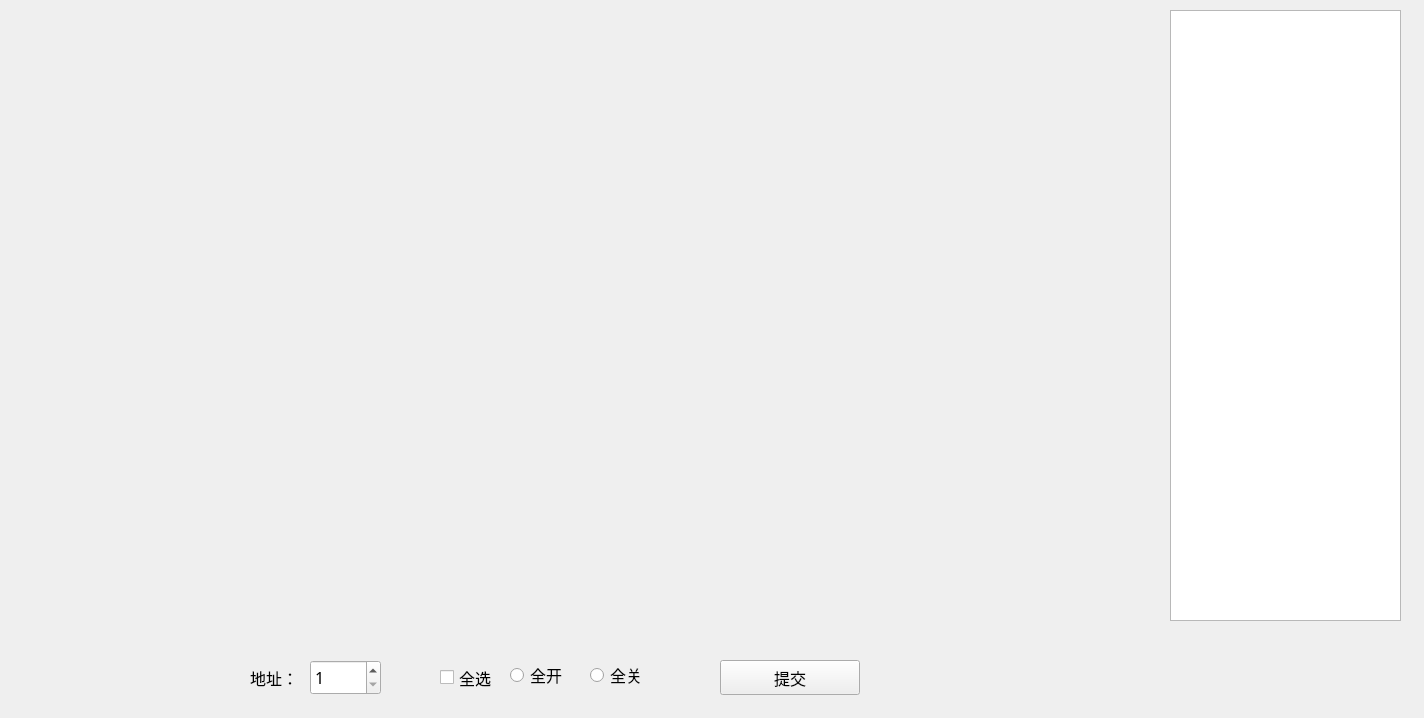
This is IDC_TestSystem/mpdu/mpdu_test/mpdu_rtu_test/sw/mpdurtutest_swwid.ui in ChinaClever/IDC_TestSystem as Qt 5 draws it before an edit. The edited form follows.
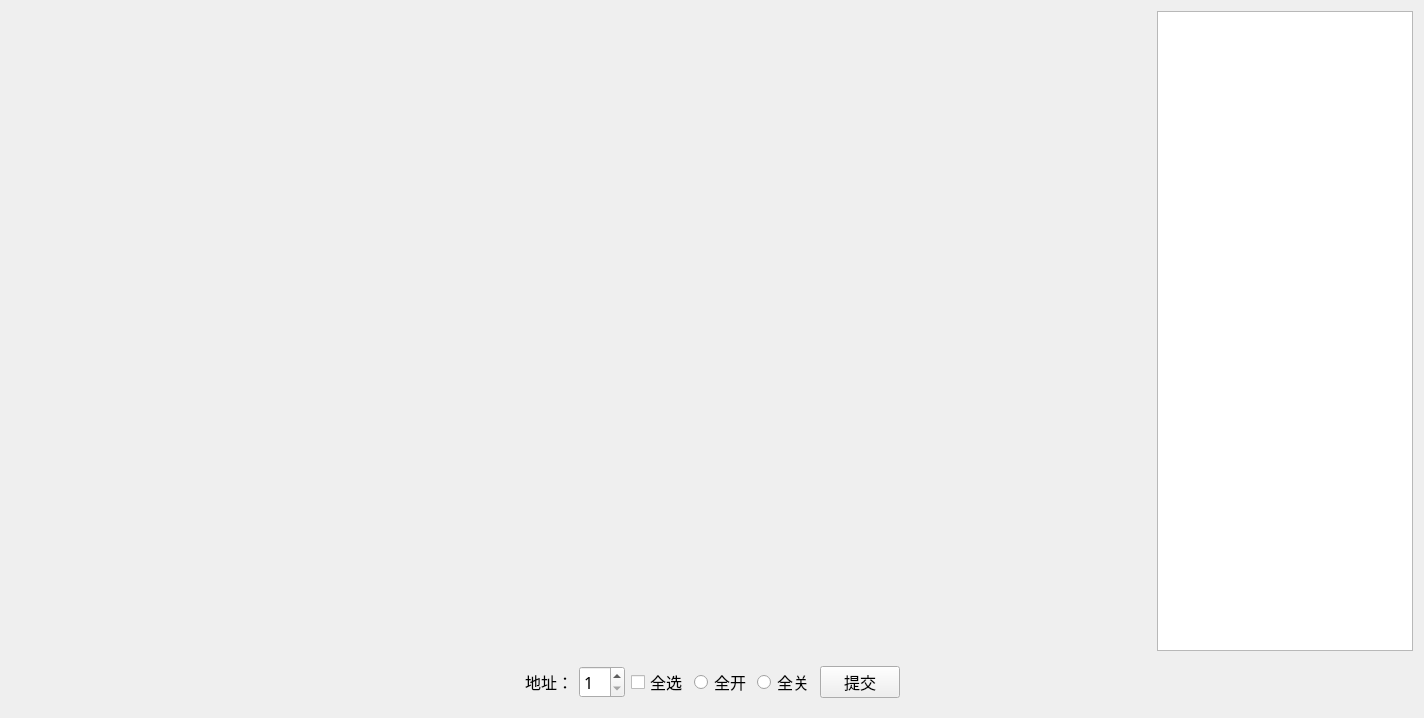
This is the edited form.

Commit message: 修改自适应界面

What changed in the file:
```diff
--- a/IDC_TestSystem/mpdu/mpdu_test/mpdu_rtu_test/sw/mpdurtutest_swwid.ui
+++ b/IDC_TestSystem/mpdu/mpdu_test/mpdu_rtu_test/sw/mpdurtutest_swwid.ui
@@ -13,448 +13,336 @@
   <property name="windowTitle">
    <string>Form</string>
   </property>
-  <widget class="QWidget" name="widget_1" native="true">
-   <property name="geometry">
-    <rect>
-     <x>10</x>
-     <y>20</y>
-     <width>230</width>
-     <height>50</height>
-    </rect>
-   </property>
-   <property name="styleSheet">
-    <string notr="true"/>
-   </property>
-  </widget>
-  <widget class="QWidget" name="widget_4" native="true">
-   <property name="geometry">
-    <rect>
-     <x>10</x>
-     <y>100</y>
-     <width>230</width>
-     <height>50</height>
-    </rect>
-   </property>
-   <property name="styleSheet">
-    <string notr="true"/>
-   </property>
-  </widget>
-  <widget class="QWidget" name="widget_9" native="true">
-   <property name="geometry">
-    <rect>
-     <x>820</x>
-     <y>180</y>
-     <width>230</width>
-     <height>50</height>
-    </rect>
-   </property>
-   <property name="styleSheet">
-    <string notr="true"/>
-   </property>
-  </widget>
-  <widget class="QWidget" name="widget_24" native="true">
-   <property name="geometry">
-    <rect>
-     <x>820</x>
-     <y>590</y>
-     <width>230</width>
-     <height>50</height>
-    </rect>
-   </property>
-   <property name="styleSheet">
-    <string notr="true"/>
-   </property>
-  </widget>
-  <widget class="QWidget" name="widget_16" native="true">
-   <property name="geometry">
-    <rect>
-     <x>10</x>
-     <y>420</y>
-     <width>230</width>
-     <height>50</height>
-    </rect>
-   </property>
-   <property name="styleSheet">
-    <string notr="true"/>
-   </property>
-  </widget>
-  <widget class="QPushButton" name="pushButton">
-   <property name="geometry">
-    <rect>
-     <x>720</x>
-     <y>660</y>
-     <width>140</width>
-     <height>35</height>
-    </rect>
-   </property>
-   <property name="font">
-    <font>
-     <family>微软雅黑</family>
-     <pointsize>12</pointsize>
-    </font>
-   </property>
-   <property name="text">
-    <string>提交</string>
-   </property>
-  </widget>
-  <widget class="QWidget" name="widget_23" native="true">
-   <property name="geometry">
-    <rect>
-     <x>420</x>
-     <y>590</y>
-     <width>230</width>
-     <height>50</height>
-    </rect>
-   </property>
-   <property name="styleSheet">
-    <string notr="true"/>
-   </property>
-  </widget>
-  <widget class="QWidget" name="widget_2" native="true">
-   <property name="geometry">
-    <rect>
-     <x>420</x>
-     <y>20</y>
-     <width>230</width>
-     <height>50</height>
-    </rect>
-   </property>
-   <property name="styleSheet">
-    <string notr="true"/>
-   </property>
-  </widget>
-  <widget class="QWidget" name="widget_6" native="true">
-   <property name="geometry">
-    <rect>
-     <x>820</x>
-     <y>100</y>
-     <width>230</width>
-     <height>50</height>
-    </rect>
-   </property>
-   <property name="styleSheet">
-    <string notr="true"/>
-   </property>
-  </widget>
-  <widget class="QWidget" name="widget_12" native="true">
-   <property name="geometry">
-    <rect>
-     <x>820</x>
-     <y>260</y>
-     <width>230</width>
-     <height>50</height>
-    </rect>
-   </property>
-   <property name="styleSheet">
-    <string notr="true"/>
-   </property>
-  </widget>
-  <widget class="QRadioButton" name="closeRadio">
-   <property name="geometry">
-    <rect>
-     <x>590</x>
-     <y>660</y>
-     <width>71</width>
-     <height>30</height>
-    </rect>
-   </property>
-   <property name="font">
-    <font>
-     <family>微软雅黑</family>
-     <pointsize>12</pointsize>
-    </font>
-   </property>
-   <property name="text">
-    <string>全关</string>
-   </property>
-  </widget>
-  <widget class="QWidget" name="widget_3" native="true">
-   <property name="geometry">
-    <rect>
-     <x>820</x>
-     <y>20</y>
-     <width>230</width>
-     <height>50</height>
-    </rect>
-   </property>
-   <property name="styleSheet">
-    <string notr="true"/>
-   </property>
-  </widget>
-  <widget class="QWidget" name="widget_10" native="true">
-   <property name="geometry">
-    <rect>
-     <x>10</x>
-     <y>260</y>
-     <width>230</width>
-     <height>50</height>
-    </rect>
-   </property>
-   <property name="styleSheet">
-    <string notr="true"/>
-   </property>
-  </widget>
-  <widget class="QWidget" name="widget_17" native="true">
-   <property name="geometry">
-    <rect>
-     <x>420</x>
-     <y>420</y>
-     <width>230</width>
-     <height>50</height>
-    </rect>
-   </property>
-   <property name="styleSheet">
-    <string notr="true"/>
-   </property>
-  </widget>
-  <widget class="QRadioButton" name="openRadio">
-   <property name="geometry">
-    <rect>
-     <x>510</x>
-     <y>660</y>
-     <width>61</width>
-     <height>30</height>
-    </rect>
-   </property>
-   <property name="font">
-    <font>
-     <family>微软雅黑</family>
-     <pointsize>12</pointsize>
-    </font>
-   </property>
-   <property name="text">
-    <string>全开</string>
-   </property>
-  </widget>
-  <widget class="QWidget" name="widget_18" native="true">
-   <property name="geometry">
-    <rect>
-     <x>820</x>
-     <y>420</y>
-     <width>230</width>
-     <height>50</height>
-    </rect>
-   </property>
-   <property name="styleSheet">
-    <string notr="true"/>
-   </property>
-  </widget>
-  <widget class="QWidget" name="widget_13" native="true">
-   <property name="geometry">
-    <rect>
-     <x>10</x>
-     <y>340</y>
-     <width>230</width>
-     <height>50</height>
-    </rect>
-   </property>
-   <property name="styleSheet">
-    <string notr="true"/>
-   </property>
-  </widget>
-  <widget class="QSpinBox" name="spinBox">
-   <property name="geometry">
-    <rect>
-     <x>310</x>
-     <y>660</y>
-     <width>71</width>
-     <height>35</height>
-    </rect>
-   </property>
-   <property name="font">
-    <font>
-     <family>微软雅黑</family>
-     <pointsize>12</pointsize>
-    </font>
-   </property>
-   <property name="minimum">
-    <number>1</number>
-   </property>
-  </widget>
-  <widget class="QWidget" name="widget_19" native="true">
-   <property name="geometry">
-    <rect>
-     <x>10</x>
-     <y>500</y>
-     <width>230</width>
-     <height>50</height>
-    </rect>
-   </property>
-   <property name="styleSheet">
-    <string notr="true"/>
-   </property>
-  </widget>
-  <widget class="QWidget" name="widget_5" native="true">
-   <property name="geometry">
-    <rect>
-     <x>420</x>
-     <y>100</y>
-     <width>230</width>
-     <height>50</height>
-    </rect>
-   </property>
-   <property name="styleSheet">
-    <string notr="true"/>
-   </property>
-  </widget>
-  <widget class="QCheckBox" name="checkBox">
-   <property name="geometry">
-    <rect>
-     <x>440</x>
-     <y>660</y>
-     <width>71</width>
-     <height>35</height>
-    </rect>
-   </property>
-   <property name="font">
-    <font>
-     <family>微软雅黑</family>
-     <pointsize>12</pointsize>
-    </font>
-   </property>
-   <property name="text">
-    <string>全选</string>
-   </property>
-  </widget>
-  <widget class="QWidget" name="widget_8" native="true">
-   <property name="geometry">
-    <rect>
-     <x>420</x>
-     <y>180</y>
-     <width>230</width>
-     <height>50</height>
-    </rect>
-   </property>
-   <property name="styleSheet">
-    <string notr="true"/>
-   </property>
-  </widget>
-  <widget class="QWidget" name="widget_11" native="true">
-   <property name="geometry">
-    <rect>
-     <x>420</x>
-     <y>260</y>
-     <width>230</width>
-     <height>50</height>
-    </rect>
-   </property>
-   <property name="styleSheet">
-    <string notr="true"/>
-   </property>
-  </widget>
-  <widget class="QWidget" name="widget_21" native="true">
-   <property name="geometry">
-    <rect>
-     <x>820</x>
-     <y>500</y>
-     <width>230</width>
-     <height>50</height>
-    </rect>
-   </property>
-   <property name="styleSheet">
-    <string notr="true"/>
-   </property>
-  </widget>
-  <widget class="QLabel" name="label">
-   <property name="geometry">
-    <rect>
-     <x>250</x>
-     <y>660</y>
-     <width>54</width>
-     <height>35</height>
-    </rect>
-   </property>
-   <property name="font">
-    <font>
-     <family>微软雅黑</family>
-     <pointsize>12</pointsize>
-    </font>
-   </property>
-   <property name="text">
-    <string>地址：</string>
-   </property>
-  </widget>
-  <widget class="QWidget" name="widget_22" native="true">
-   <property name="geometry">
-    <rect>
-     <x>10</x>
-     <y>590</y>
-     <width>230</width>
-     <height>50</height>
-    </rect>
-   </property>
-   <property name="styleSheet">
-    <string notr="true"/>
-   </property>
-  </widget>
-  <widget class="QWidget" name="widget_14" native="true">
-   <property name="geometry">
-    <rect>
-     <x>420</x>
-     <y>340</y>
-     <width>230</width>
-     <height>50</height>
-    </rect>
-   </property>
-   <property name="styleSheet">
-    <string notr="true"/>
-   </property>
-  </widget>
-  <widget class="QWidget" name="widget_7" native="true">
-   <property name="geometry">
-    <rect>
-     <x>10</x>
-     <y>180</y>
-     <width>230</width>
-     <height>50</height>
-    </rect>
-   </property>
-   <property name="styleSheet">
-    <string notr="true"/>
-   </property>
-  </widget>
-  <widget class="QWidget" name="widget_15" native="true">
-   <property name="geometry">
-    <rect>
-     <x>820</x>
-     <y>340</y>
-     <width>230</width>
-     <height>50</height>
-    </rect>
-   </property>
-   <property name="styleSheet">
-    <string notr="true"/>
-   </property>
-  </widget>
-  <widget class="QTextEdit" name="textEdit">
-   <property name="geometry">
-    <rect>
-     <x>1170</x>
-     <y>10</y>
-     <width>231</width>
-     <height>611</height>
-    </rect>
-   </property>
-   <property name="font">
-    <font>
-     <family>微软雅黑</family>
-     <pointsize>12</pointsize>
-    </font>
-   </property>
-  </widget>
-  <widget class="QWidget" name="widget_20" native="true">
-   <property name="geometry">
-    <rect>
-     <x>420</x>
-     <y>500</y>
-     <width>230</width>
-     <height>50</height>
-    </rect>
-   </property>
-   <property name="styleSheet">
-    <string notr="true"/>
-   </property>
-  </widget>
+  <layout class="QVBoxLayout" name="verticalLayout">
+   <item>
+    <layout class="QHBoxLayout" name="horizontalLayout">
+     <item>
+      <widget class="QWidget" name="widget" native="true">
+       <property name="sizePolicy">
+        <sizepolicy hsizetype="Preferred" vsizetype="Preferred">
+         <horstretch>200</horstretch>
+         <verstretch>0</verstretch>
+        </sizepolicy>
+       </property>
+       <property name="minimumSize">
+        <size>
+         <width>800</width>
+         <height>400</height>
+        </size>
+       </property>
+       <layout class="QGridLayout" name="gridLayout">
+        <item row="5" column="1">
+         <widget class="QWidget" name="widget_17" native="true">
+          <property name="styleSheet">
+           <string notr="true"/>
+          </property>
+         </widget>
+        </item>
+        <item row="5" column="2">
+         <widget class="QWidget" name="widget_18" native="true">
+          <property name="styleSheet">
+           <string notr="true"/>
+          </property>
+         </widget>
+        </item>
+        <item row="3" column="2">
+         <widget class="QWidget" name="widget_12" native="true">
+          <property name="styleSheet">
+           <string notr="true"/>
+          </property>
+         </widget>
+        </item>
+        <item row="3" column="1">
+         <widget class="QWidget" name="widget_11" native="true">
+          <property name="styleSheet">
+           <string notr="true"/>
+          </property>
+         </widget>
+        </item>
+        <item row="4" column="1">
+         <widget class="QWidget" name="widget_14" native="true">
+          <property name="styleSheet">
+           <string notr="true"/>
+          </property>
+         </widget>
+        </item>
+        <item row="4" column="0">
+         <widget class="QWidget" name="widget_13" native="true">
+          <property name="styleSheet">
+           <string notr="true"/>
+          </property>
+         </widget>
+        </item>
+        <item row="4" column="2">
+         <widget class="QWidget" name="widget_15" native="true">
+          <property name="styleSheet">
+           <string notr="true"/>
+          </property>
+         </widget>
+        </item>
+        <item row="8" column="2">
+         <widget class="QWidget" name="widget_24" native="true">
+          <property name="styleSheet">
+           <string notr="true"/>
+          </property>
+         </widget>
+        </item>
+        <item row="3" column="0">
+         <widget class="QWidget" name="widget_10" native="true">
+          <property name="styleSheet">
+           <string notr="true"/>
+          </property>
+         </widget>
+        </item>
+        <item row="2" column="2">
+         <widget class="QWidget" name="widget_9" native="true">
+          <property name="styleSheet">
+           <string notr="true"/>
+          </property>
+         </widget>
+        </item>
+        <item row="2" column="1">
+         <widget class="QWidget" name="widget_8" native="true">
+          <property name="styleSheet">
+           <string notr="true"/>
+          </property>
+         </widget>
+        </item>
+        <item row="1" column="0">
+         <widget class="QWidget" name="widget_4" native="true">
+          <property name="styleSheet">
+           <string notr="true"/>
+          </property>
+         </widget>
+        </item>
+        <item row="0" column="0">
+         <widget class="QWidget" name="widget_1" native="true">
+          <property name="styleSheet">
+           <string notr="true"/>
+          </property>
+         </widget>
+        </item>
+        <item row="1" column="2">
+         <widget class="QWidget" name="widget_6" native="true">
+          <property name="styleSheet">
+           <string notr="true"/>
+          </property>
+         </widget>
+        </item>
+        <item row="0" column="1">
+         <widget class="QWidget" name="widget_2" native="true">
+          <property name="styleSheet">
+           <string notr="true"/>
+          </property>
+         </widget>
+        </item>
+        <item row="2" column="0">
+         <widget class="QWidget" name="widget_7" native="true">
+          <property name="styleSheet">
+           <string notr="true"/>
+          </property>
+         </widget>
+        </item>
+        <item row="1" column="1">
+         <widget class="QWidget" name="widget_5" native="true">
+          <property name="styleSheet">
+           <string notr="true"/>
+          </property>
+         </widget>
+        </item>
+        <item row="0" column="2">
+         <widget class="QWidget" name="widget_3" native="true">
+          <property name="styleSheet">
+           <string notr="true"/>
+          </property>
+         </widget>
+        </item>
+        <item row="6" column="2">
+         <widget class="QWidget" name="widget_21" native="true">
+          <property name="styleSheet">
+           <string notr="true"/>
+          </property>
+         </widget>
+        </item>
+        <item row="5" column="0">
+         <widget class="QWidget" name="widget_16" native="true">
+          <property name="styleSheet">
+           <string notr="true"/>
+          </property>
+         </widget>
+        </item>
+        <item row="8" column="0">
+         <widget class="QWidget" name="widget_22" native="true">
+          <property name="styleSheet">
+           <string notr="true"/>
+          </property>
+         </widget>
+        </item>
+        <item row="8" column="1">
+         <widget class="QWidget" name="widget_23" native="true">
+          <property name="styleSheet">
+           <string notr="true"/>
+          </property>
+         </widget>
+        </item>
+        <item row="6" column="0">
+         <widget class="QWidget" name="widget_19" native="true">
+          <property name="styleSheet">
+           <string notr="true"/>
+          </property>
+         </widget>
+        </item>
+        <item row="6" column="1">
+         <widget class="QWidget" name="widget_20" native="true">
+          <property name="styleSheet">
+           <string notr="true"/>
+          </property>
+         </widget>
+        </item>
+       </layout>
+      </widget>
+     </item>
+     <item>
+      <widget class="QTextEdit" name="textEdit">
+       <property name="sizePolicy">
+        <sizepolicy hsizetype="Expanding" vsizetype="Expanding">
+         <horstretch>0</horstretch>
+         <verstretch>0</verstretch>
+        </sizepolicy>
+       </property>
+       <property name="minimumSize">
+        <size>
+         <width>200</width>
+         <height>400</height>
+        </size>
+       </property>
+       <property name="maximumSize">
+        <size>
+         <width>16777215</width>
+         <height>16777215</height>
+        </size>
+       </property>
+       <property name="font">
+        <font>
+         <family>微软雅黑</family>
+         <pointsize>12</pointsize>
+        </font>
+       </property>
+      </widget>
+     </item>
+    </layout>
+   </item>
+   <item>
+    <widget class="QWidget" name="widget_25" native="true">
+     <layout class="QHBoxLayout" name="horizontalLayout_2">
+      <item>
+       <spacer name="horizontalSpacer">
+        <property name="orientation">
+         <enum>Qt::Horizontal</enum>
+        </property>
+        <property name="sizeHint" stdset="0">
+         <size>
+          <width>40</width>
+          <height>20</height>
+         </size>
+        </property>
+       </spacer>
+      </item>
+      <item>
+       <widget class="QLabel" name="label">
+        <property name="font">
+         <font>
+          <family>微软雅黑</family>
+          <pointsize>12</pointsize>
+         </font>
+        </property>
+        <property name="text">
+         <string>地址：</string>
+        </property>
+       </widget>
+      </item>
+      <item>
+       <widget class="QSpinBox" name="spinBox">
+        <property name="font">
+         <font>
+          <family>微软雅黑</family>
+          <pointsize>12</pointsize>
+         </font>
+        </property>
+        <property name="minimum">
+         <number>1</number>
+        </property>
+       </widget>
+      </item>
+      <item>
+       <widget class="QCheckBox" name="checkBox">
+        <property name="font">
+         <font>
+          <family>微软雅黑</family>
+          <pointsize>12</pointsize>
+         </font>
+        </property>
+        <property name="text">
+         <string>全选</string>
+        </property>
+       </widget>
+      </item>
+      <item>
+       <widget class="QRadioButton" name="openRadio">
+        <property name="font">
+         <font>
+          <family>微软雅黑</family>
+          <pointsize>12</pointsize>
+         </font>
+        </property>
+        <property name="text">
+         <string>全开</string>
+        </property>
+       </widget>
+      </item>
+      <item>
+       <widget class="QRadioButton" name="closeRadio">
+        <property name="font">
+         <font>
+          <family>微软雅黑</family>
+          <pointsize>12</pointsize>
+         </font>
+        </property>
+        <property name="text">
+         <string>全关</string>
+        </property>
+       </widget>
+      </item>
+      <item>
+       <widget class="QPushButton" name="pushButton">
+        <property name="font">
+         <font>
+          <family>微软雅黑</family>
+          <pointsize>12</pointsize>
+         </font>
+        </property>
+        <property name="text">
+         <string>提交</string>
+        </property>
+       </widget>
+      </item>
+      <item>
+       <spacer name="horizontalSpacer_2">
+        <property name="orientation">
+         <enum>Qt::Horizontal</enum>
+        </property>
+        <property name="sizeHint" stdset="0">
+         <size>
+          <width>40</width>
+          <height>20</height>
+         </size>
+        </property>
+       </spacer>
+      </item>
+     </layout>
+    </widget>
+   </item>
+  </layout>
  </widget>
  <resources/>
  <connections/>
```
The commit also changes 2 other files.
